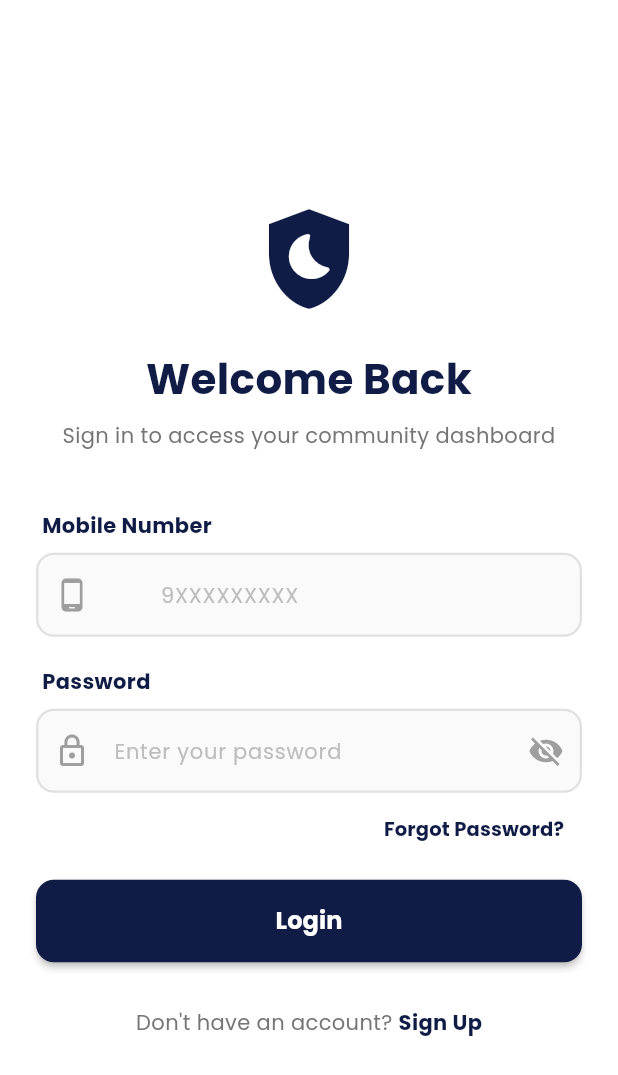
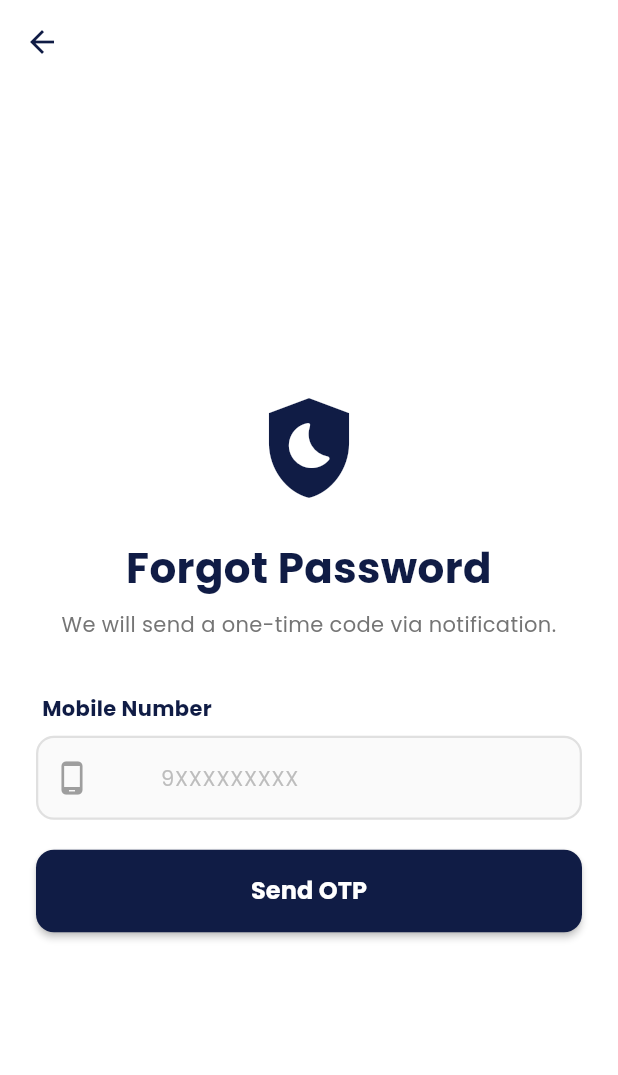
Before and after one commit to jhparente/silag, a Flutter app: the screen it shows after launch, after a tap on "Forgot Password?", on a phone screen of 412 x 824 dp. Shown: the top 1075 px of the screen. Run offline on Flutter 3.47's test engine with Material 3 defaults, Android fonts, the phone set to English and light mode, and no system bars; our stand-ins replace connectivity_plus, firebase_core, firebase_messaging, flutter_local_notifications, flutter_map, flutter_secure_storage and 3 more; accounts and stored records are empty; network calls fail.

Commit message:
feat: implement forgot password feature with OTP notifications and local notifications integration

```diff
--- a/lib/main.dart
+++ b/lib/main.dart
@@ -7,6 +7,7 @@ import 'services/auth_service.dart';
 import 'services/api_client.dart';
 import 'services/ban_check_service.dart';
 import 'services/push_token_service.dart';
+import 'services/local_notification_service.dart';
 import 'services/connectivity_service.dart';
 import 'widgets/connectivity_wrapper.dart';
 
@@ -14,6 +15,9 @@ Future<void> main() async {
   WidgetsFlutterBinding.ensureInitialized();
 
   await Firebase.initializeApp(options: DefaultFirebaseOptions.currentPlatform);
+
+  await LocalNotificationService().initialize();
+  await LocalNotificationService().requestPermissions();
 
   await PushTokenService().initialize();
 
--- /dev/null
+++ b/lib/pages/forgot_password.dart
@@ -0,0 +1,465 @@
+import 'dart:async';
+import 'package:firebase_messaging/firebase_messaging.dart';
+import 'package:flutter/material.dart';
+import 'package:flutter/services.dart';
+import '../services/auth_service.dart';
+import '../services/local_notification_service.dart';
+
+class ForgotPassword extends StatefulWidget {
+  const ForgotPassword({super.key});
+
+  @override
+  State<ForgotPassword> createState() => _ForgotPasswordState();
+}
+
+class _ForgotPasswordState extends State<ForgotPassword> {
+  final _authService = AuthService();
+
+  final _mobileController = TextEditingController();
+  final _otpController = TextEditingController();
+  final _newPasswordController = TextEditingController();
+  final _confirmPasswordController = TextEditingController();
+
+  bool _otpSent = false;
+  bool _isSending = false;
+  bool _isResetting = false;
+  bool _obscureNewPassword = true;
+  bool _obscureConfirmPassword = true;
+  StreamSubscription<RemoteMessage>? _messageSub;
+
+  @override
+  void initState() {
+    super.initState();
+    _messageSub = FirebaseMessaging.onMessage.listen((message) {
+      if (!mounted) return;
+      final data = message.data;
+      final type = data['type']?.toString();
+      final title =
+          message.notification?.title ?? data['title']?.toString() ?? 'SILAG';
+      final body =
+          message.notification?.body ??
+          data['body']?.toString() ??
+          'Notification received.';
+
+      if (type == 'password_reset_otp') {
+        LocalNotificationService().showOtpNotification(
+          title: title,
+          body: body,
+        );
+        _showMessage('OTP sent via notification.');
+        return;
+      }
+
+      if (title.isNotEmpty) {
+        _showMessage('$title\n$body');
+      } else {
+        _showMessage(body);
+      }
+    });
+  }
+
+  void _handleMobileChanged(String value) {
+    if (!value.startsWith('0')) return;
+
+    final updated = value.replaceFirst(RegExp(r'^0+'), '');
+    _mobileController.value = TextEditingValue(
+      text: updated,
+      selection: TextSelection.collapsed(offset: updated.length),
+    );
+  }
+
+  void _showMessage(String message, {bool isError = false}) {
+    ScaffoldMessenger.of(context).showSnackBar(
+      SnackBar(
+        content: Text(message),
+        backgroundColor: isError ? Colors.redAccent : Colors.green,
+      ),
+    );
+  }
+
+  Future<String?> _getDeviceToken() async {
+    final token = await FirebaseMessaging.instance.getToken();
+    if (token == null || token.isEmpty) return null;
+    return token;
+  }
+
+  Future<void> _sendOtp() async {
+    final mobileDigits = _mobileController.text.trim();
+
+    if (mobileDigits.isEmpty) {
+      _showMessage('Please enter your mobile number.', isError: true);
+      return;
+    }
+
+    if (mobileDigits.length != 10 || !mobileDigits.startsWith('9')) {
+      _showMessage(
+        'Enter a valid PH mobile number (9XXXXXXXXX).',
+        isError: true,
+      );
+      return;
+    }
+
+    setState(() => _isSending = true);
+
+    try {
+      final token = await _getDeviceToken();
+      if (token == null) {
+        _showMessage(
+          'Unable to get notification token. Enable notifications and try again.',
+          isError: true,
+        );
+        return;
+      }
+
+      await _authService.requestPasswordResetOtp(
+        mobileNumber: '+63$mobileDigits',
+        deviceToken: token,
+      );
+
+      if (!mounted) return;
+      setState(() => _otpSent = true);
+      _showMessage('OTP sent. Check your notifications.');
+    } catch (e) {
+      _showMessage(e.toString().replaceAll('Exception: ', ''), isError: true);
+    } finally {
+      if (mounted) {
+        setState(() => _isSending = false);
+      }
+    }
+  }
+
+  Future<void> _resetPassword() async {
+    final mobileDigits = _mobileController.text.trim();
+    final otpCode = _otpController.text.trim();
+    final newPassword = _newPasswordController.text.trim();
+    final confirmPassword = _confirmPasswordController.text.trim();
+
+    if (otpCode.isEmpty || newPassword.isEmpty || confirmPassword.isEmpty) {
+      _showMessage('Please complete all fields.', isError: true);
+      return;
+    }
+
+    if (newPassword != confirmPassword) {
+      _showMessage('Passwords do not match.', isError: true);
+      return;
+    }
+
+    setState(() => _isResetting = true);
+
+    try {
+      await _authService.resetPasswordWithOtp(
+        mobileNumber: '+63$mobileDigits',
+        otpCode: otpCode,
+        newPassword: newPassword,
+      );
+
+      if (!mounted) return;
+      _showMessage('Password reset successfully. You can log in now.');
+      Navigator.pop(context);
+    } catch (e) {
+      _showMessage(e.toString().replaceAll('Exception: ', ''), isError: true);
+    } finally {
+      if (mounted) {
+        setState(() => _isResetting = false);
+      }
+    }
+  }
+
+  @override
+  Widget build(BuildContext context) {
+    return Scaffold(
+      backgroundColor: Colors.white,
+      appBar: AppBar(
+        backgroundColor: Colors.transparent,
+        elevation: 0,
+        leading: IconButton(
+          icon: const Icon(Icons.arrow_back, color: Color(0xFF101C45)),
+          onPressed: () => Navigator.pop(context),
+        ),
+      ),
+      body: SafeArea(
+        child: Center(
+          child: SingleChildScrollView(
+            padding: const EdgeInsets.symmetric(horizontal: 24.0),
+            child: Column(
+              crossAxisAlignment: CrossAxisAlignment.stretch,
+              children: [
+                const Icon(
+                  Icons.shield_moon,
+                  size: 80,
+                  color: Color(0xFF101C45),
+                ),
+                const SizedBox(height: 20),
+                const Text(
+                  'Forgot Password',
+                  textAlign: TextAlign.center,
+                  style: TextStyle(
+                    fontSize: 28,
+                    fontWeight: FontWeight.bold,
+                    color: Color(0xFF101C45),
+                    fontFamily: 'Poppins',
+                  ),
+                ),
+                const SizedBox(height: 8),
+                Text(
+                  'We will send a one-time code via notification.',
+                  textAlign: TextAlign.center,
+                  style: TextStyle(
+                    fontSize: 14,
+                    color: Colors.grey[600],
+                    fontFamily: 'Poppins',
+                  ),
+                ),
+                const SizedBox(height: 36),
+
+                _buildLabel('Mobile Number'),
+                TextField(
+                  controller: _mobileController,
+                  keyboardType: TextInputType.phone,
+                  onChanged: _handleMobileChanged,
+                  enabled: !_otpSent,
+                  inputFormatters: [
+                    FilteringTextInputFormatter.digitsOnly,
+                    LengthLimitingTextInputFormatter(10),
+                  ],
+                  decoration:
+                      _inputDecoration(
+                        hint: '9XXXXXXXXX',
+                        prefixIcon: Icons.phone_android,
+                      ).copyWith(
+                        prefixText: '+63 ',
+                        prefixStyle: const TextStyle(
+                          color: Color(0xFF101C45),
+                          fontWeight: FontWeight.w600,
+                          fontFamily: 'Poppins',
+                        ),
+                      ),
+                ),
+                const SizedBox(height: 20),
+
+                if (!_otpSent) ...[
+                  SizedBox(
+                    height: 55,
+                    child: ElevatedButton(
+                      style: ElevatedButton.styleFrom(
+                        backgroundColor: const Color(0xFF101C45),
+                        shape: RoundedRectangleBorder(
+                          borderRadius: BorderRadius.circular(12),
+                        ),
+                        elevation: 2,
+                      ),
+                      onPressed: _isSending ? null : _sendOtp,
+                      child: _isSending
+                          ? const SizedBox(
+                              height: 24,
+                              width: 24,
+                              child: CircularProgressIndicator(
+                                color: Colors.white,
+                                strokeWidth: 2.5,
+                              ),
+                            )
+                          : const Text(
+                              'Send OTP',
+                              style: TextStyle(
+                                color: Colors.white,
+                                fontSize: 16,
+                                fontWeight: FontWeight.bold,
+                                fontFamily: 'Poppins',
+                              ),
+                            ),
+                    ),
+                  ),
+                ] else ...[
+                  _buildLabel('OTP Code'),
+                  TextField(
+                    controller: _otpController,
+                    keyboardType: TextInputType.number,
+                    inputFormatters: [
+                      FilteringTextInputFormatter.digitsOnly,
+                      LengthLimitingTextInputFormatter(6),
+                    ],
+                    decoration: _inputDecoration(
+                      hint: 'Enter the 6-digit code',
+                      prefixIcon: Icons.shield,
+                    ),
+                  ),
+                  const SizedBox(height: 20),
+
+                  _buildLabel('New Password'),
+                  TextField(
+                    controller: _newPasswordController,
+                    obscureText: _obscureNewPassword,
+                    decoration:
+                        _inputDecoration(
+                          hint: 'Enter your new password',
+                          prefixIcon: Icons.lock_outline,
+                        ).copyWith(
+                          suffixIcon: IconButton(
+                            icon: Icon(
+                              _obscureNewPassword
+                                  ? Icons.visibility_off
+                                  : Icons.visibility,
+                              color: Colors.grey[500],
+                            ),
+                            onPressed: () {
+                              setState(
+                                () =>
+                                    _obscureNewPassword = !_obscureNewPassword,
+                              );
+                            },
+                          ),
+                        ),
+                  ),
+                  const SizedBox(height: 20),
+
+                  _buildLabel('Confirm Password'),
+                  TextField(
+                    controller: _confirmPasswordController,
+                    obscureText: _obscureConfirmPassword,
+                    decoration:
+                        _inputDecoration(
+                          hint: 'Confirm your new password',
+                          prefixIcon: Icons.lock_outline,
+                        ).copyWith(
+                          suffixIcon: IconButton(
+                            icon: Icon(
+                              _obscureConfirmPassword
+                                  ? Icons.visibility_off
+                                  : Icons.visibility,
+                              color: Colors.grey[500],
+                            ),
+                            onPressed: () {
+                              setState(
+                                () => _obscureConfirmPassword =
+                                    !_obscureConfirmPassword,
+                              );
+                            },
+                          ),
+                        ),
+                  ),
+                  const SizedBox(height: 20),
+
+                  SizedBox(
+                    height: 55,
+                    child: ElevatedButton(
+                      style: ElevatedButton.styleFrom(
+                        backgroundColor: const Color(0xFF101C45),
+                        shape: RoundedRectangleBorder(
+                          borderRadius: BorderRadius.circular(12),
+                        ),
+                        elevation: 2,
+                      ),
+                      onPressed: _isResetting ? null : _resetPassword,
+                      child: _isResetting
+                          ? const SizedBox(
+                              height: 24,
+                              width: 24,
+                              child: CircularProgressIndicator(
+                                color: Colors.white,
+                                strokeWidth: 2.5,
+                              ),
+                            )
+                          : const Text(
+                              'Reset Password',
+                              style: TextStyle(
+                                color: Colors.white,
+                                fontSize: 16,
+                                fontWeight: FontWeight.bold,
+                                fontFamily: 'Poppins',
+                              ),
+                            ),
+                    ),
+                  ),
+                  const SizedBox(height: 8),
+
+                  TextButton(
+                    onPressed: _isSending ? null : _sendOtp,
+                    child: const Text(
+                      'Resend OTP',
+                      style: TextStyle(
+                        color: Color(0xFF101C45),
+                        fontWeight: FontWeight.bold,
+                        fontFamily: 'Poppins',
+                        fontSize: 13,
+                      ),
+                    ),
+                  ),
+                  TextButton(
+                    onPressed: () {
+                      setState(() {
+                        _otpSent = false;
+                        _otpController.clear();
+                        _newPasswordController.clear();
+                        _confirmPasswordController.clear();
+                      });
+                    },
+                    child: const Text(
+                      'Change mobile number',
+                      style: TextStyle(
+                        color: Color(0xFF101C45),
+                        fontWeight: FontWeight.bold,
+                        fontFamily: 'Poppins',
+                        fontSize: 13,
+                      ),
+                    ),
+                  ),
+                ],
+              ],
+            ),
+          ),
+        ),
+      ),
+    );
+  }
+
+  Widget _buildLabel(String text) {
+    return Padding(
+      padding: const EdgeInsets.only(bottom: 8.0, left: 4.0),
+      child: Text(
+        text,
+        style: const TextStyle(
+          color: Color(0xFF101C45),
+          fontWeight: FontWeight.bold,
+          fontSize: 14,
+          fontFamily: 'Poppins',
+        ),
+      ),
+    );
+  }
+
+  InputDecoration _inputDecoration({
+    required String hint,
+    required IconData prefixIcon,
+  }) {
+    return InputDecoration(
+      hintText: hint,
+      hintStyle: TextStyle(
+        color: Colors.grey[400],
+        fontSize: 14,
+        fontFamily: 'Poppins',
+      ),
+      prefixIcon: Icon(prefixIcon, color: Colors.grey[500]),
+      filled: true,
+      fillColor: Colors.grey[50],
+      contentPadding: const EdgeInsets.symmetric(horizontal: 20, vertical: 16),
+      enabledBorder: OutlineInputBorder(
+        borderRadius: BorderRadius.circular(12),
+        borderSide: BorderSide(color: Colors.grey[300]!, width: 1.5),
+      ),
+      focusedBorder: OutlineInputBorder(
+        borderRadius: BorderRadius.circular(12),
+        borderSide: const BorderSide(color: Color(0xFF101C45), width: 2),
+      ),
+    );
+  }
+
+  @override
+  void dispose() {
+    _messageSub?.cancel();
+    _mobileController.dispose();
+    _otpController.dispose();
+    _newPasswordController.dispose();
+    _confirmPasswordController.dispose();
+    super.dispose();
+  }
+}
--- a/lib/pages/login.dart
+++ b/lib/pages/login.dart
@@ -3,6 +3,7 @@ import 'package:flutter/services.dart';
 import 'package:silag/main_screen.dart'; // Import your MainScreen here
 import '../services/auth_service.dart';
 import 'signup.dart';
+import 'forgot_password.dart';
 
 class Login extends StatefulWidget {
   final String? initialErrorMessage;
@@ -218,7 +219,14 @@ class _LoginState extends State<Login> {
                 Align(
                   alignment: Alignment.centerRight,
                   child: TextButton(
-                    onPressed: () {},
+                    onPressed: () {
+                      Navigator.push(
+                        context,
+                        MaterialPageRoute(
+                          builder: (context) => const ForgotPassword(),
+                        ),
+                      );
+                    },
                     child: const Text(
                       "Forgot Password?",
                       style: TextStyle(
--- a/lib/services/api_client.dart
+++ b/lib/services/api_client.dart
@@ -28,6 +28,12 @@ class ApiClient {
       try {
         final body = jsonDecode(response.body);
         final detail = body['detail']?.toString() ?? '';
+
+        if (detail.toLowerCase().contains('banned')) {
+          await _forceLogout('Account is banned. Contact the admin.');
+          return true;
+        }
+
         if (detail.toLowerCase().contains('expired') ||
             detail.toLowerCase().contains('invalid') ||
             detail.toLowerCase().contains('revoked')) {
--- /dev/null
+++ b/lib/services/local_notification_service.dart
@@ -0,0 +1,75 @@
+import 'package:flutter_local_notifications/flutter_local_notifications.dart';
+
+class LocalNotificationService {
+  LocalNotificationService._internal();
+  static final LocalNotificationService _instance =
+      LocalNotificationService._internal();
+  factory LocalNotificationService() => _instance;
+
+  final FlutterLocalNotificationsPlugin _plugin =
+      FlutterLocalNotificationsPlugin();
+  bool _initialized = false;
+
+  Future<void> initialize() async {
+    if (_initialized) return;
+
+    const androidSettings = AndroidInitializationSettings(
+      '@mipmap/ic_launcher',
+    );
+    const iosSettings = DarwinInitializationSettings();
+    const settings = InitializationSettings(
+      android: androidSettings,
+      iOS: iosSettings,
+    );
+
+    await _plugin.initialize(settings);
+    _initialized = true;
+  }
+
+  Future<void> requestPermissions() async {
+    await _plugin
+        .resolvePlatformSpecificImplementation<
+          AndroidFlutterLocalNotificationsPlugin
+        >()
+        ?.requestNotificationsPermission();
+
+    await _plugin
+        .resolvePlatformSpecificImplementation<
+          IOSFlutterLocalNotificationsPlugin
+        >()
+        ?.requestPermissions(alert: true, badge: true, sound: true);
+  }
+
+  Future<void> showOtpNotification({
+    required String title,
+    required String body,
+  }) async {
+    if (!_initialized) {
+      await initialize();
+    }
+
+    const androidDetails = AndroidNotificationDetails(
+      'silag_otp',
+      'Password Reset OTP',
+      channelDescription: 'Shows OTP notifications while the app is open.',
+      importance: Importance.high,
+      priority: Priority.high,
+    );
+    const iosDetails = DarwinNotificationDetails(
+      presentAlert: true,
+      presentBadge: true,
+      presentSound: true,
+    );
+
+    final details = NotificationDetails(
+      android: androidDetails,
+      iOS: iosDetails,
+    );
+
+    final notificationId = DateTime.now().millisecondsSinceEpoch.remainder(
+      100000,
+    );
+
+    await _plugin.show(notificationId, title, body, details);
+  }
+}
--- a/pubspec.yaml
+++ b/pubspec.yaml
@@ -44,6 +44,7 @@ dependencies:
   geolocator: ^13.0.4
   firebase_core: ^4.5.0
   firebase_messaging: ^16.1.2
+  flutter_local_notifications: ^17.2.3
   flutter_map: ^8.1.1
   latlong2: ^0.9.1
   connectivity_plus: ^6.1.4
```
Also changed, not shown: lib/main_screen.dart (+13 -0 lines), lib/services/auth_service.dart (+80 -0 lines), pubspec.lock, 3 other files.
